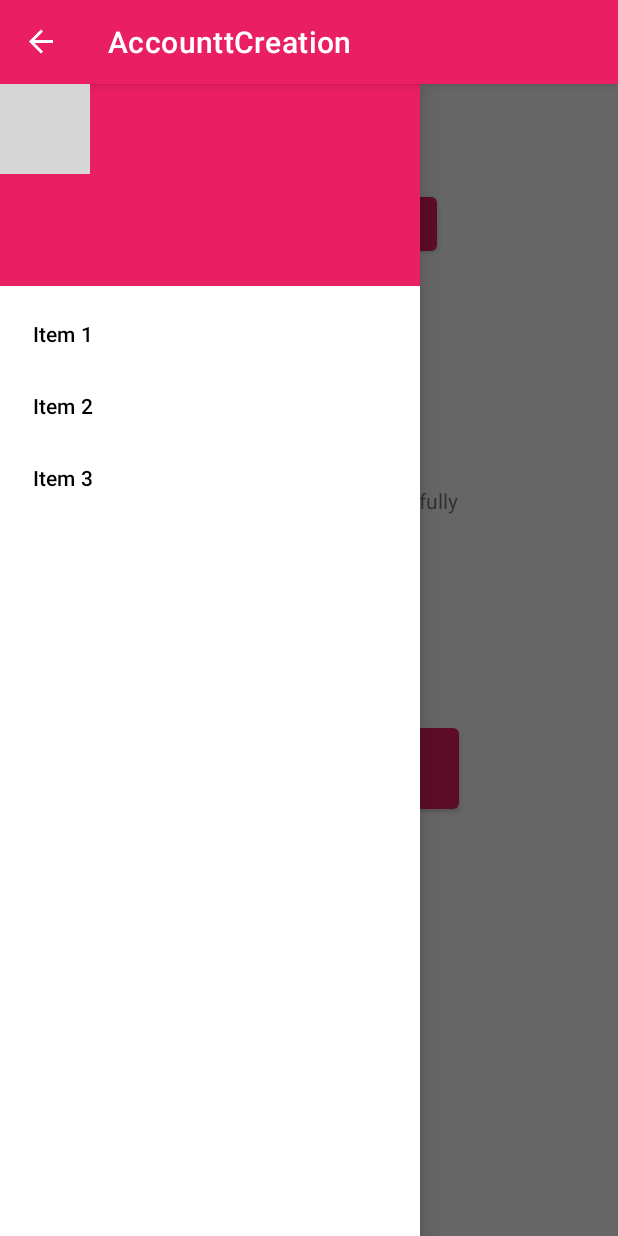
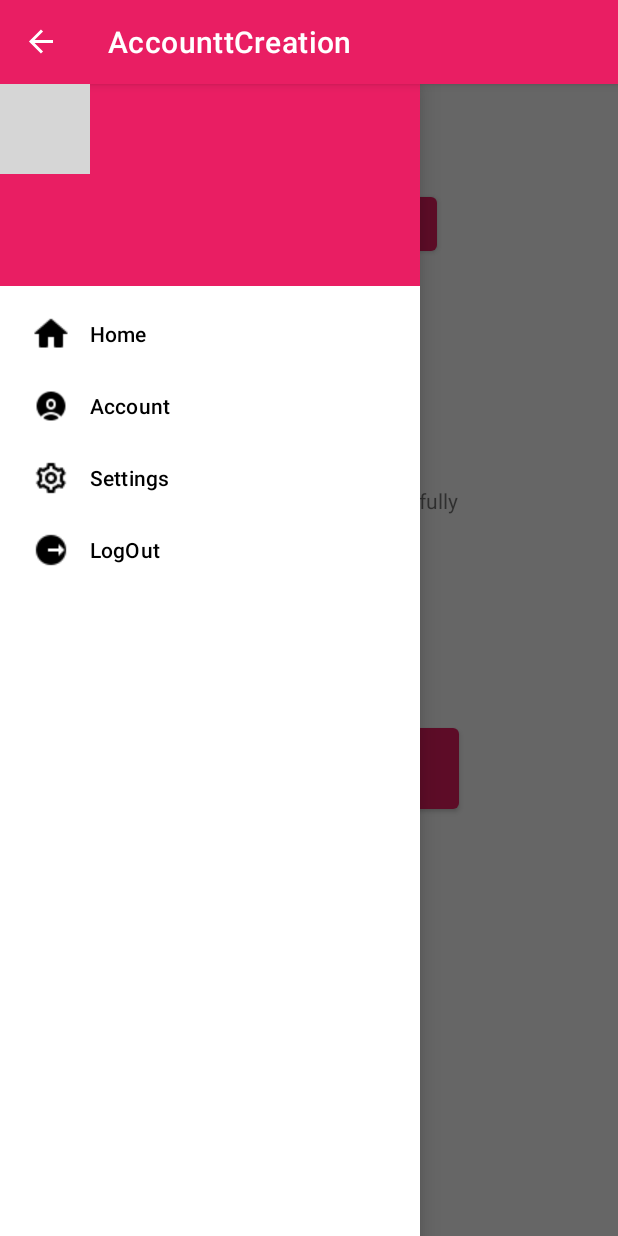
Before and after one commit to Nlege001/AccountCreation, an Android app: the MainActivity screen opened directly, with no data from a screen before it, with the side drawer open, on a phone screen of 412 x 824 dp. Run offline under Robolectric (Android 15) with nearby library versions, the phone set to English and light mode, and no system bars; our stand-ins replace CircleImageView, Firebase (no records; nobody signed in at launch, a user with empty details on screens opened directly); grey boxes are pictures that could not be loaded.

Commit message:
Navigation silder item icons have been updated

```diff
--- a/app/src/main/java/com/example/accounttcreation/MainActivity.kt
+++ b/app/src/main/java/com/example/accounttcreation/MainActivity.kt
@@ -31,9 +31,10 @@ class MainActivity : AppCompatActivity() {
         supportActionBar?.setDisplayHomeAsUpEnabled(true)
         nav.setNavigationItemSelectedListener {
             when(it.itemId){
-                R.id.item1 -> Toast.makeText(applicationContext, "Clicked Item 1", Toast.LENGTH_SHORT).show()
-                R.id.item2 -> Toast.makeText(applicationContext, "Clicked Item 2", Toast.LENGTH_SHORT).show()
-                R.id.item3 -> Toast.makeText(applicationContext, "Clicked Item 3", Toast.LENGTH_SHORT).show()
+                R.id.home_item -> Toast.makeText(applicationContext, "Home", Toast.LENGTH_SHORT).show()
+                R.id.account_item -> Toast.makeText(applicationContext, "Account", Toast.LENGTH_SHORT).show()
+                R.id.settings_item -> Toast.makeText(applicationContext, "Settings", Toast.LENGTH_SHORT).show()
+                R.id.logout_item -> Toast.makeText(applicationContext,"Logout",Toast.LENGTH_SHORT).show()
             }
             true
         }
--- a/app/src/main/res/layout/nav_profile_header.xml
+++ b/app/src/main/res/layout/nav_profile_header.xml
@@ -14,12 +14,12 @@
         android:src="@drawable/pp1"/>
 
     <TextView
+        android:id="@+id/emailNav"
         android:layout_width="match_parent"
         android:layout_height="wrap_content"
-        android:id = "@+id/emailNav"
         android:padding="8dp"
+        android:textColor="@color/black"
         android:textSize="20dp"
-        android:textColor="@color/black"
         android:textStyle="bold" />
 
     <View
--- a/app/src/main/res/menu/nav_drawer_menu.xml
+++ b/app/src/main/res/menu/nav_drawer_menu.xml
@@ -2,17 +2,25 @@
 <menu xmlns:android="http://schemas.android.com/apk/res/android">
 
     <item
-        android:id="@+id/item1"
-        android:title="Item 1"/>
+        android:id="@+id/home_item"
+        android:title="Home"
+        android:icon="@drawable/home_ic"/>
 
     <item
-        android:id="@+id/item2"
-        android:title="Item 2"/>
+        android:id="@+id/account_item"
+        android:title="Account"
+        android:icon="@drawable/account_settings_ic"/>
 
 
     <item
-        android:id="@+id/item3"
-        android:title="Item 3"/>
+        android:id="@+id/settings_item"
+        android:title="Settings"
+        android:icon="@drawable/settings_ic"/>
+
+    <item
+        android:id="@+id/logout_item"
+        android:title="LogOut"
+        android:icon="@drawable/logout_ic"/>
 
 
 
```
Also changed, not shown: app/src/main/res/drawable-v24/account_settings_ic.png (added), app/src/main/res/drawable-v24/home_ic.png (added), app/src/main/res/drawable-v24/logout_ic.png (added), app/src/main/res/drawable-v24/settings_ic.png (added).
